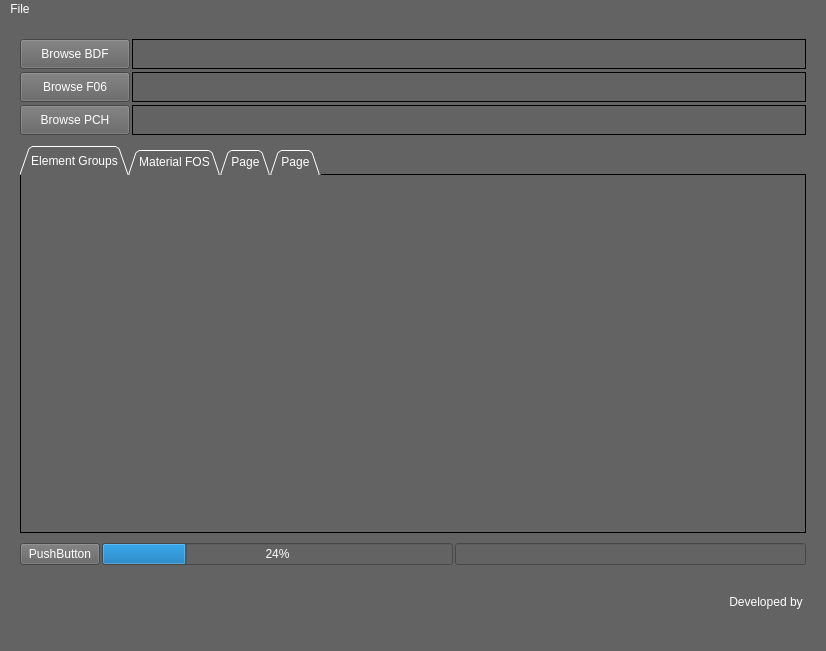
First picture: the form in GUI/GUI_V2/incomp_v2.ui, repository oncosmin/NASTRAN-Composite-Processing, before the edit.
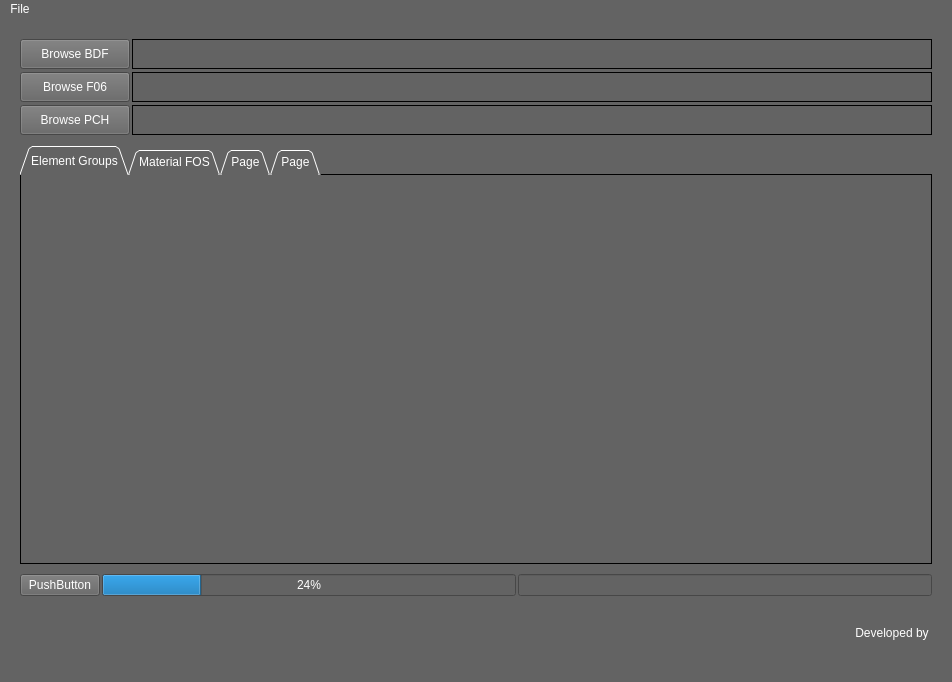
Second picture: the form after the edit. Icons and pictures are not drawn.

Patch:
```diff
--- a/GUI/GUI_V2/incomp_v2.ui
+++ b/GUI/GUI_V2/incomp_v2.ui
@@ -6,8 +6,8 @@
    <rect>
     <x>0</x>
     <y>0</y>
-    <width>826</width>
-    <height>651</height>
+    <width>952</width>
+    <height>682</height>
    </rect>
   </property>
   <property name="windowTitle">
@@ -390,7 +390,7 @@
     <rect>
      <x>0</x>
      <y>0</y>
-     <width>826</width>
+     <width>952</width>
      <height>21</height>
     </rect>
    </property>
```
